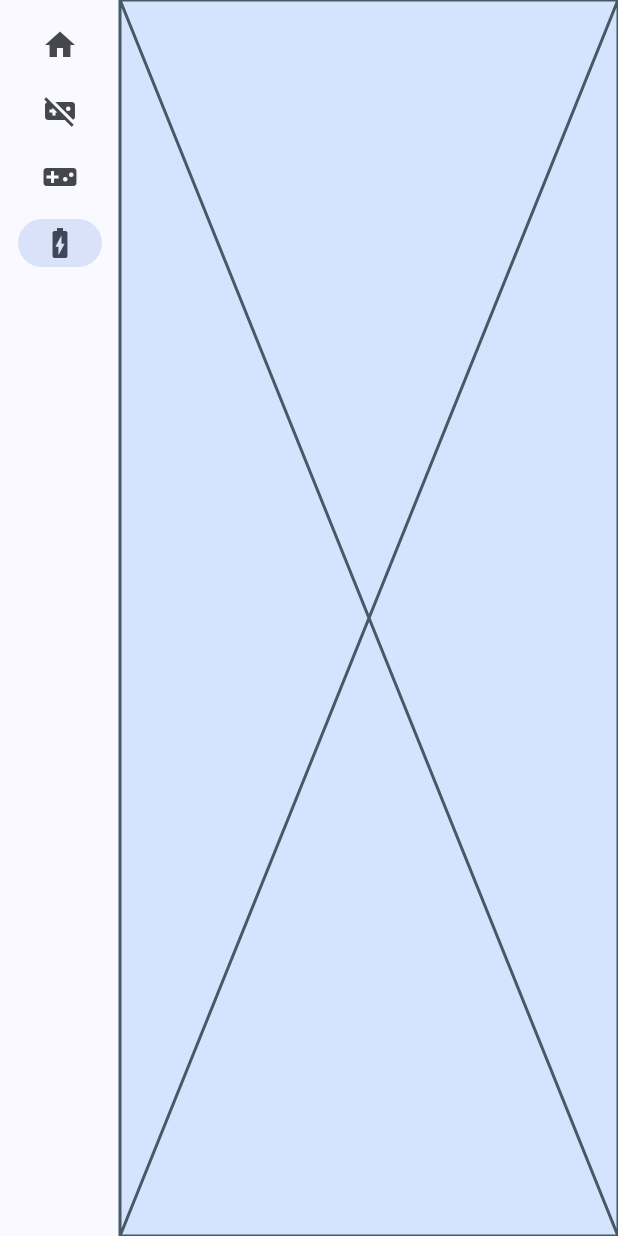
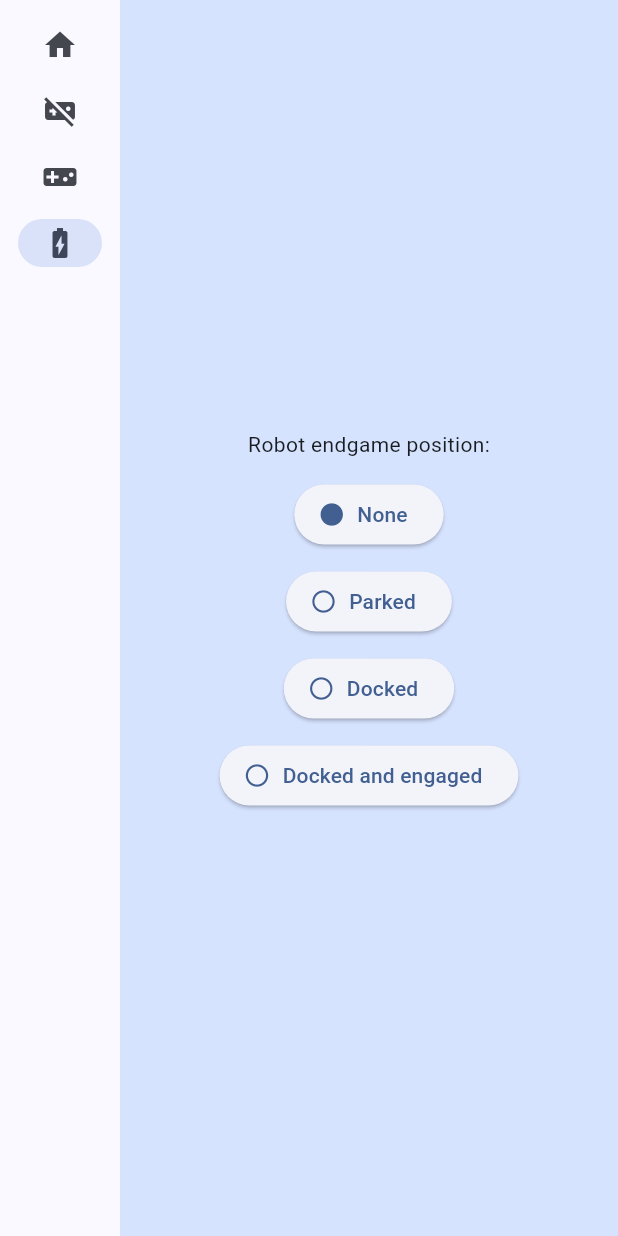
Before and after one commit to Team865/scouting_app_865_2023, a Flutter app: the screen it shows after launch, after a tap on "Auto", after a tap on "Endgame", on a phone screen of 412 x 824 dp. Run offline on Flutter 3.47's test engine with Material 2 defaults, Android fonts, the phone set to English and light mode, and no system bars.

Commit message:
Add endgame page

```diff
--- a/lib/main.dart
+++ b/lib/main.dart
@@ -1,6 +1,8 @@
 import 'package:flutter/material.dart'; //imports flutter -- most important line of code
 import 'package:provider/provider.dart';
+
 import 'package:scouting_app_865_2023/pages/generator.dart';
+import 'package:scouting_app_865_2023/pages/endgame.dart';
 
 void main() {
   runApp(const MyApp()); //runs the app
@@ -29,6 +31,7 @@ class MyApp extends StatelessWidget {
 
 class MyAppState extends ChangeNotifier {
   Position position = Position.none;
+  EndgamePosition endgamePosition = EndgamePosition.none;
 }
 
 class MyHomePage extends StatefulWidget {
@@ -59,7 +62,7 @@ class _MyHomePageState extends State<MyHomePage> {
         page = const Placeholder();
         break;
       case 3:
-        page = const Placeholder();
+        page = const EndgamePage();
         break;
       default:
         throw UnimplementedError('no widget for $selectedIndex'); //error case
--- /dev/null
+++ b/lib/pages/endgame.dart
@@ -0,0 +1,57 @@
+import 'package:flutter/material.dart';
+import 'package:provider/provider.dart';
+
+import '../main.dart';
+import '../widgets/toggle_chip.dart';
+
+class EndgamePage extends StatefulWidget {
+  const EndgamePage({super.key});
+
+  @override
+  State<EndgamePage> createState() => _EndgamePageState();
+}
+
+enum EndgamePosition { none, docked, parked, engaged }
+
+class _EndgamePageState extends State<EndgamePage> {
+  @override
+  Widget build(BuildContext context) {
+    var appState = context.watch<MyAppState>();
+
+    void updateEndgamePosition(EndgamePosition value) {
+      setState(() {
+        appState.endgamePosition = value;
+      });
+    }
+
+    return Center(
+        child: Column(
+            mainAxisAlignment: MainAxisAlignment.center,
+            children: <Widget>[
+          const Padding(
+            padding: EdgeInsets.all(8.0),
+            child: Text('Robot endgame position:'),
+          ),
+          ToggleChip(
+              text: "None",
+              onPressed: updateEndgamePosition,
+              value: EndgamePosition.none,
+              selection: appState.endgamePosition),
+          ToggleChip(
+              text: "Parked",
+              onPressed: updateEndgamePosition,
+              value: EndgamePosition.parked,
+              selection: appState.endgamePosition),
+          ToggleChip(
+              text: "Docked",
+              onPressed: updateEndgamePosition,
+              value: EndgamePosition.docked,
+              selection: appState.endgamePosition),
+          ToggleChip(
+              text: "Docked and engaged",
+              onPressed: updateEndgamePosition,
+              value: EndgamePosition.engaged,
+              selection: appState.endgamePosition),
+        ]));
+  }
+}
```
